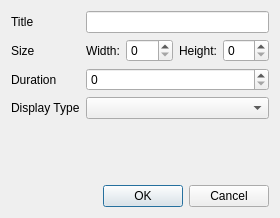
The window that kvmrt2_media_editor/displayItemPreset.ui (gyongchae/MediaEditor) describes before a commit, drawn with Qt 5.
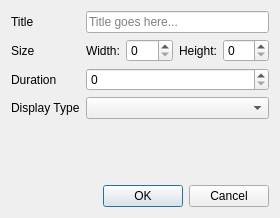
The same window after the commit.

Patch:
```diff
--- a/kvmrt2_media_editor/displayItemPreset.ui
+++ b/kvmrt2_media_editor/displayItemPreset.ui
@@ -30,7 +30,11 @@
       </widget>
      </item>
      <item row="0" column="1">
-      <widget class="QLineEdit" name="m_leDescription"/>
+      <widget class="QLineEdit" name="m_leDescription">
+       <property name="placeholderText">
+        <string>Title goes here...</string>
+       </property>
+      </widget>
      </item>
      <item row="1" column="0">
       <widget class="QLabel" name="label_2">
```
Left out of the diff: 2 changed lines with no effect on the pictures.
